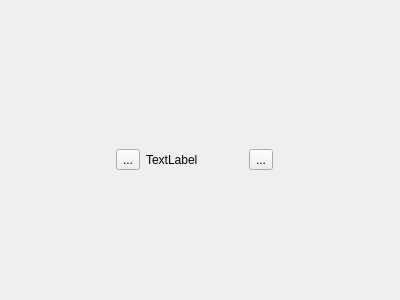
First picture: the form in src/gui/components/FileCard.ui, repository iamshrisawant/sortedpc, before the edit.
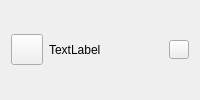
Second picture: the form after the edit. Icons and pictures are not drawn.

Commit message: feat: Add FileCard, LogRow, and PathRow components with UI integration

```diff
--- a/src/gui/components/FileCard.ui
+++ b/src/gui/components/FileCard.ui
@@ -1,45 +1,10 @@
 <?xml version="1.0" encoding="UTF-8"?>
 <ui version="4.0">
- <class>fileCard</class>
- <widget class="QWidget" name="fileCard">
-  <property name="geometry">
-   <rect>
-    <x>0</x>
-    <y>0</y>
-    <width>400</width>
-    <height>300</height>
-   </rect>
-  </property>
-  <property name="windowTitle">
-   <string>Form</string>
-  </property>
-  <widget class="QWidget" name="horizontalLayoutWidget">
-   <property name="geometry">
-    <rect>
-     <x>110</x>
-     <y>120</y>
-     <width>169</width>
-     <height>80</height>
-    </rect>
-   </property>
+ <class>FileCard</class>
+ <widget class="QWidget" name="FileCard">
    <layout class="QHBoxLayout" name="cardLayout">
-    <property name="leftMargin">
-     <number>6</number>
-    </property>
-    <property name="topMargin">
-     <number>6</number>
-    </property>
-    <property name="rightMargin">
-     <number>6</number>
-    </property>
-    <property name="bottomMargin">
-     <number>6</number>
-    </property>
     <item>
      <widget class="QToolButton" name="btnOpen">
-      <property name="text">
-       <string>...</string>
-      </property>
       <property name="icon">
        <iconset theme="QIcon::ThemeIcon::DocumentOpen"/>
       </property>
@@ -60,9 +25,6 @@
     </item>
     <item>
      <widget class="QToolButton" name="btnClose">
-      <property name="text">
-       <string>...</string>
-      </property>
       <property name="icon">
        <iconset theme="QIcon::ThemeIcon::ApplicationExit"/>
       </property>
@@ -75,7 +37,6 @@
      </widget>
     </item>
    </layout>
-  </widget>
  </widget>
  <resources/>
  <connections/>
```
Left out of the diff: 4 changed lines with no effect on the pictures. Lines whose indentation alone changed are shown as unchanged. The commit also changes 21 other files.
